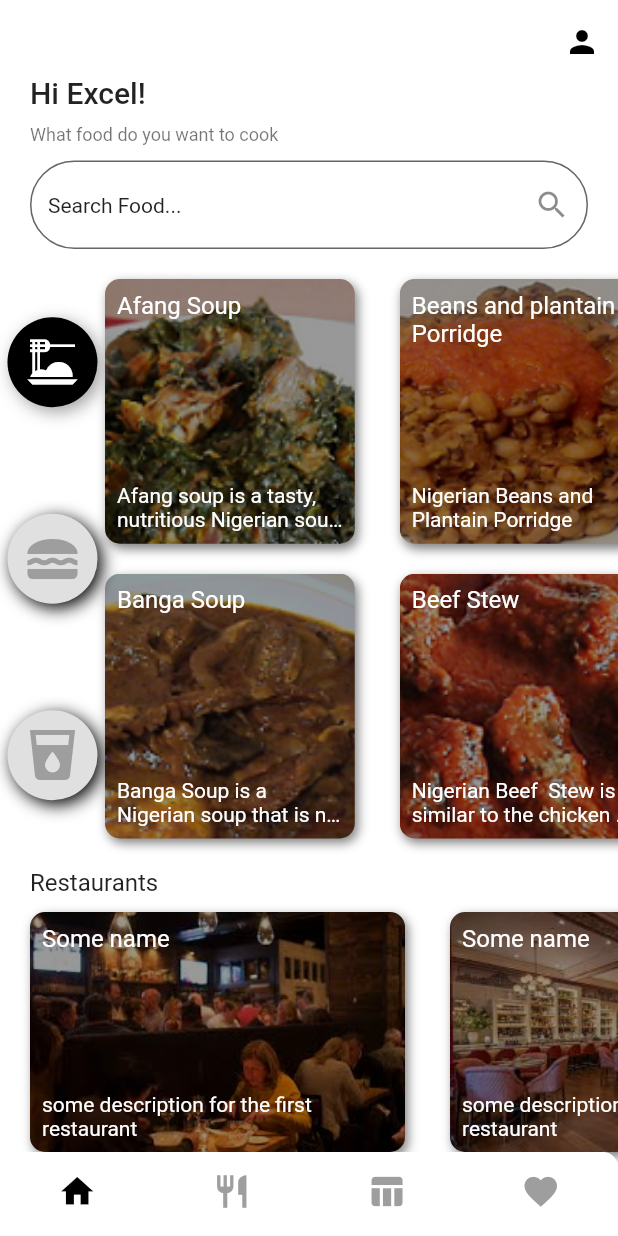
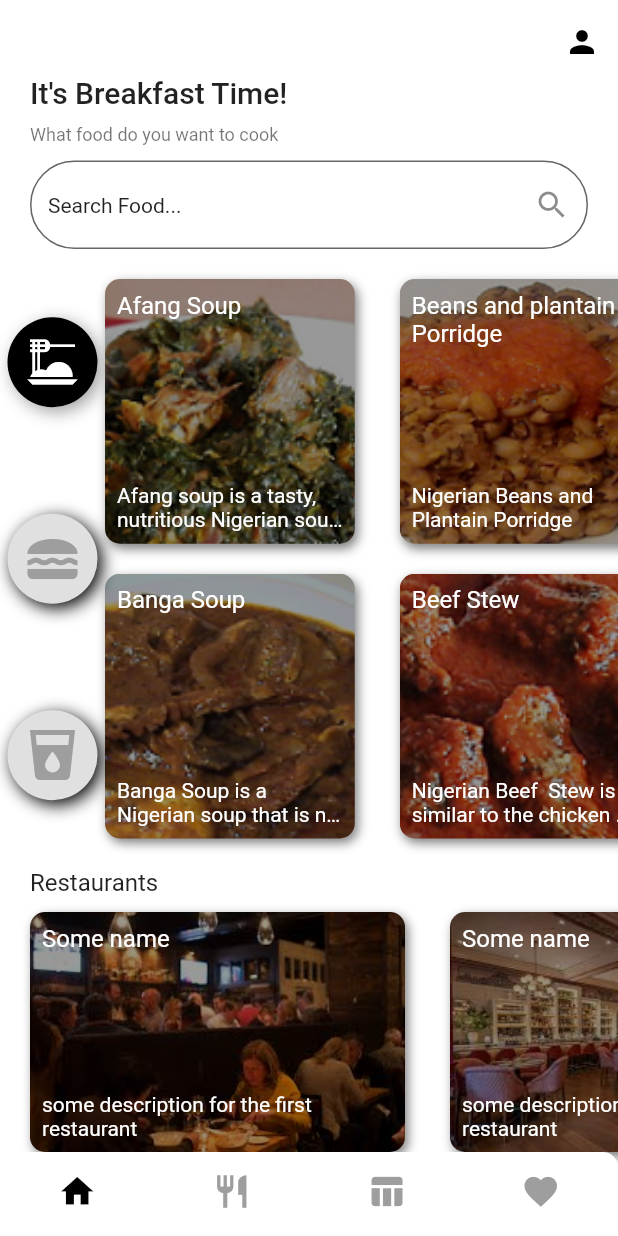
Before and after one commit to AnthonyAniobi/Nigerian_Cuisine, a Flutter app: the MainScreen screen opened directly, on a phone screen of 412 x 824 dp. Run offline on Flutter 3.47's test engine with Material 2 defaults, Android fonts, the phone set to English and light mode, and no system bars; drawn by our look-alikes of persistent_bottom_nav_bar.

```diff
--- /dev/null
+++ b/lib/models/meal_time.dart
@@ -0,0 +1,14 @@
+class MealTime {
+  static String currentMeal() {
+    final DateTime time = DateTime.now();
+    if (time.hour < 5) {
+      return '😴';
+    } else if (time.hour >= 5 && time.hour < 12) {
+      return 'It\'s Breakfast Time!';
+    } else if (time.hour >= 12 && time.hour < 5) {
+      return 'It\'s Lunch Time!';
+    } else {
+      return 'It\'s dinner Time!';
+    }
+  }
+}
--- a/lib/screens/food_details/food_details.dart
+++ b/lib/screens/food_details/food_details.dart
@@ -6,10 +6,10 @@ import 'package:nigerian_cuisine/screens/food_details/food_procedure.dart';
 
 class FoodDetails extends StatelessWidget {
   final int foodIndex;
-  final foodType;
+  final AbstractFoodList foodType;
   late AbstractFoodList food;
   late List<String> ingredients;
-  FoodDetails({super.key, required this.foodIndex, this.foodType}) {
+  FoodDetails({super.key, required this.foodIndex, required this.foodType}) {
     if (foodType is FoodList) {
       food = FoodList.list[foodIndex];
     } else if (foodType is SnackList) {
--- a/lib/screens/homepage/homepage.dart
+++ b/lib/screens/homepage/homepage.dart
@@ -1,4 +1,5 @@
 import 'package:flutter/material.dart';
+import 'package:nigerian_cuisine/models/meal_time.dart';
 import 'package:nigerian_cuisine/resources/restaurant_list.dart';
 import 'package:nigerian_cuisine/screens/homepage/widgets/food_type_selector.dart';
 import 'package:nigerian_cuisine/screens/homepage/widgets/restaurant_card.dart';
@@ -11,7 +12,11 @@ class Homepage extends StatelessWidget {
 
   void search(BuildContext context, String text) {
     Navigator.push(
-        context, MaterialPageRoute(builder: (context) => SearchResult()));
+        context,
+        MaterialPageRoute(
+            builder: (context) => SearchResult(
+                  searchTerm: text,
+                )));
   }
 
   @override
@@ -23,7 +28,7 @@ class Homepage extends StatelessWidget {
         Padding(
           padding: const EdgeInsets.symmetric(horizontal: 20),
           child: Text(
-            'Hi Excel!',
+            MealTime.currentMeal(),
             style: Theme.of(context).textTheme.titleLarge,
           ),
         ),
--- a/lib/screens/homepage/widgets/food_card.dart
+++ b/lib/screens/homepage/widgets/food_card.dart
@@ -1,6 +1,5 @@
 import 'package:flutter/material.dart';
 import 'package:nigerian_cuisine/models/abstract_food.dart';
-import 'package:nigerian_cuisine/resources/food_list.dart';
 import 'package:nigerian_cuisine/screens/food_details/food_details.dart';
 
 class FoodCard extends StatelessWidget {
--- a/lib/screens/homepage/widgets/food_type_selector.dart
+++ b/lib/screens/homepage/widgets/food_type_selector.dart
@@ -32,7 +32,6 @@ class _FoodTypeSelectorState extends State<FoodTypeSelector> {
               itemCount: foods.length,
               itemBuilder: ((context, index) =>
                   FoodCard(foodIndex: index, food: foods[index]))),
-          // _gridviewBuilder(),
           SizedBox(
             width: 70,
             child: Column(
```
Also changed, not shown: lib/models/food_cache.dart (added, +8 -0 lines), lib/screens/search_result/search_result.dart (+21 -5 lines).
